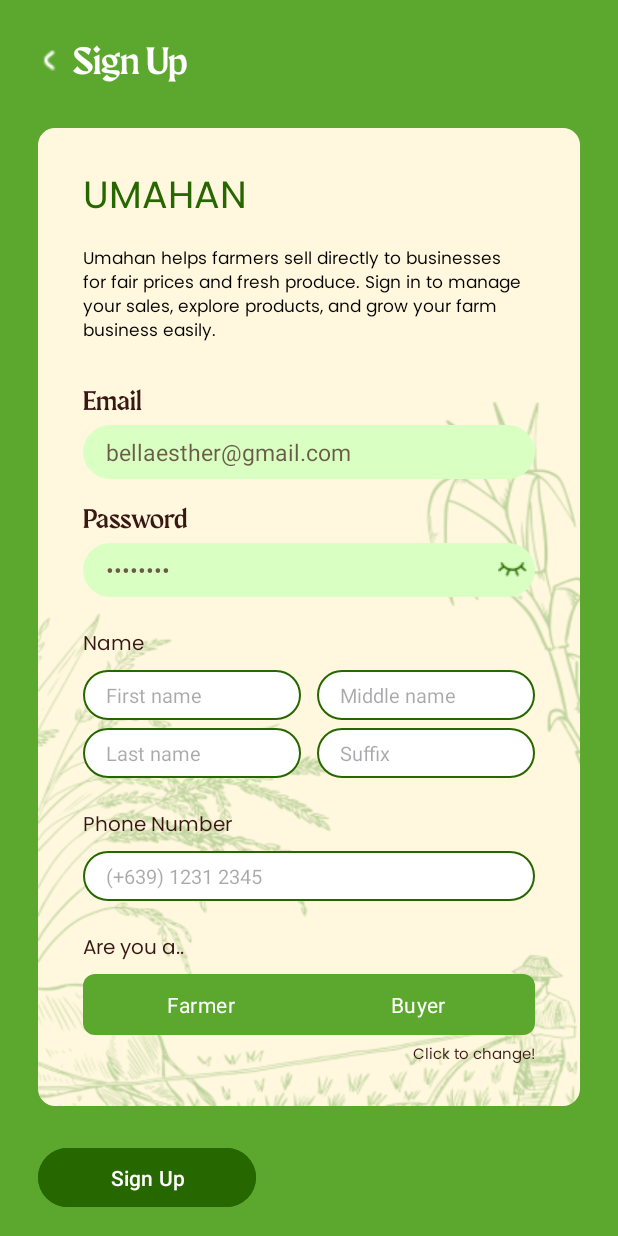
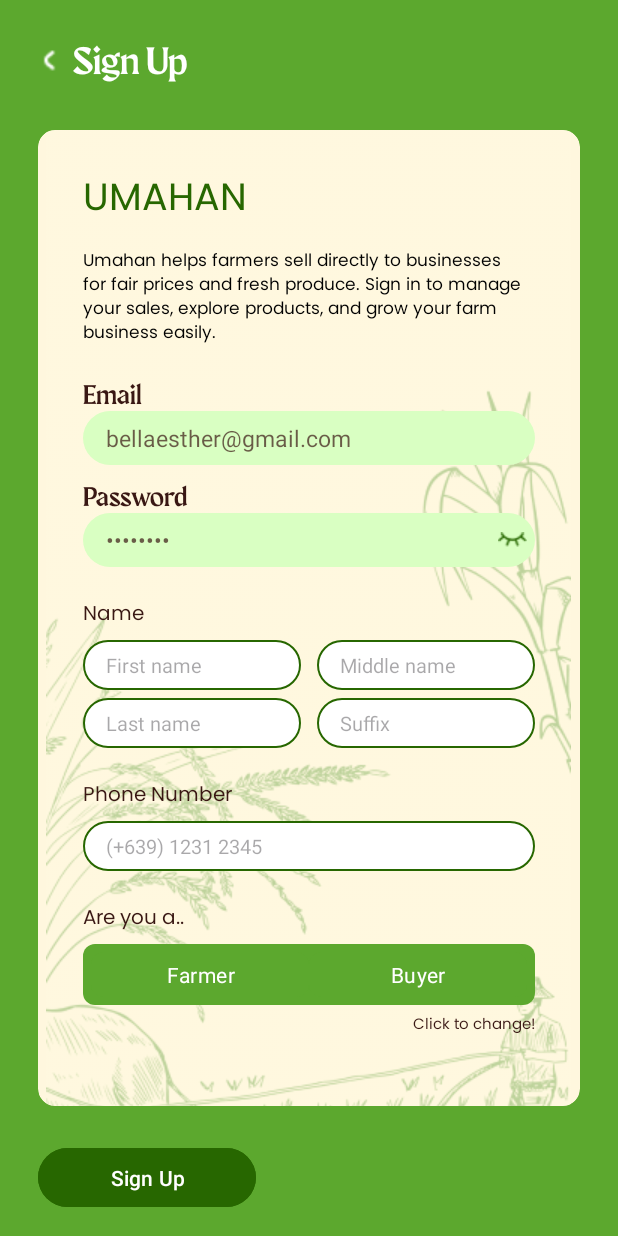
Before and after one commit to aishki/umahan, an Android app: the SignUp screen opened directly, with no data from a screen before it, on a phone screen of 412 x 824 dp. Run offline under Robolectric (Android 15) with nearby library versions, the light colour scheme and no system bars.

Commit message:
fixed rescaling issue in sign-in

```diff
--- a/app/src/main/AndroidManifest.xml
+++ b/app/src/main/AndroidManifest.xml
@@ -20,7 +20,9 @@
         </activity>
 
         <activity android:name=".SignUp"
-            android:exported="false" />
+            android:windowSoftInputMode="adjustPan"
+            android:exported="true">
+        </activity>
 
         <activity android:name=".MainActivity"
             android:exported="true">
@@ -31,7 +33,7 @@
         </activity>
 
 
-        <activity android:name=".BuyerHomeActivity"
+        <activity android:name=".BuyerHomeFragment"
             android:exported="false" />
         <activity android:name=".FarmerHomeActivity"
             android:exported="false" />
--- a/app/src/main/res/drawable/rounded_white_box.xml
+++ b/app/src/main/res/drawable/rounded_white_box.xml
@@ -1,4 +1,18 @@
-<shape xmlns:android="http://schemas.android.com/apk/res/android">
-    <solid android:color="#FFF7DE" />
-    <corners android:radius="11dp" />
-</shape>
+<layer-list xmlns:android="http://schemas.android.com/apk/res/android">
+
+    <!-- Background color with rounded corners -->
+    <item>
+        <shape android:shape="rectangle">
+            <solid android:color="#FFF7DE" />
+            <corners android:radius="11dp" />
+        </shape>
+    </item>
+
+    <!-- Image layer (signin_bg.png) with rounded corners -->
+    <item android:top="0dp" android:bottom="0dp" android:left="0dp" android:right="0dp">
+        <bitmap
+            android:src="@drawable/signin_bg"
+            android:gravity="center" />
+    </item>
+
+</layer-list>
--- a/app/src/main/res/layout/activity_sign_up.xml
+++ b/app/src/main/res/layout/activity_sign_up.xml
@@ -6,7 +6,7 @@
     android:background="#5CA82E"
     android:paddingVertical="15dp"
     android:paddingHorizontal="25dp"
-    tools:ignore="ImageContrastCheck" >
+    tools:ignore="ImageContrastCheck">
 
     <!-- Back Arrow and Sign Up Text -->
     <LinearLayout
@@ -21,9 +21,9 @@
             android:layout_width="15dp"
             android:layout_height="15dp"
             android:layout_gravity="center_vertical"
+            android:layout_alignParentStart="true"
             android:contentDescription="@string/back_button"
-                android:src="@drawable/ic_back_arrow"
-                />
+            android:src="@drawable/ic_back_arrow"/>
 
         <TextView
             android:id="@+id/sign_up_text"
@@ -33,28 +33,21 @@
             android:fontFamily="@font/maragsa_display"
             android:text="@string/sign_up"
             android:textColor="@color/white"
-                    android:textSize="25sp" />
+            android:textSize="25sp"/>
     </LinearLayout>
 
     <!-- Scrollable Background Box -->
-        <FrameLayout
-            android:layout_width="match_parent"
-            android:layout_height="wrap_content"
-            android:layout_below="@id/back_container"
-            android:layout_marginTop="30dp"
-            android:layout_marginBottom="24dp"
-            android:layout_above="@id/sign_up_button"
-            android:background="@drawable/rounded_white_box"
-            android:clipToOutline="true"
-            tools:ignore="UnusedAttribute">
-
-            <!-- ScrollView with PNG background -->
     <ScrollView
         android:layout_width="match_parent"
         android:layout_height="match_parent"
-                android:background="@drawable/signin_bg"
-                android:paddingVertical="16dp"
-                android:fillViewport="true" >
+        android:layout_below="@id/back_container"
+        android:layout_above="@id/sign_up_button"
+        android:background="@drawable/rounded_white_box"
+        android:fillViewport="true"
+        android:clipToOutline="true"
+        android:layout_marginTop="31dp"
+        android:layout_marginBottom="24dp"
+        android:paddingVertical="16dp">
 
         <LinearLayout
             android:id="@+id/background_box"
@@ -64,6 +57,7 @@
             android:paddingHorizontal="30dp"
             android:paddingVertical="10dp">
 
+            <!-- Logo or Title -->
             <TextView
                 android:id="@+id/grace_farm_text"
                 android:layout_width="300dp"
@@ -72,7 +66,7 @@
                 android:text="@string/umahan_link"
                 android:textAllCaps="true"
                 android:textColor="@color/darkgreen"
-                        android:textSize="25sp" />
+                android:textSize="25sp"/>
 
             <TextView
                 android:id="@+id/description_text"
@@ -84,17 +78,16 @@
                 android:textColor="@color/black"
                 android:textSize="11sp" />
 
-                    <!-- Email Input Section -->
+            <!-- Email Section -->
             <TextView
                 android:id="@+id/email_label"
                 android:layout_width="wrap_content"
                 android:layout_height="wrap_content"
                 android:layout_marginTop="10dp"
                 android:fontFamily="@font/maragsa_display"
-                        android:paddingVertical="5dp"
                 android:text="@string/email_label"
                 android:textColor="@color/input_color"
-                        android:textSize="18sp" />
+                android:textSize="18sp"/>
 
             <EditText
                 android:id="@+id/email_input"
@@ -102,51 +95,43 @@
                 android:layout_height="wrap_content"
                 android:background="@drawable/input_fields_green"
                 android:hint="@string/defaultemail"
-                        android:importantForAutofill="no"
                 android:inputType="textEmailAddress"
                 android:padding="7dp"
                 android:paddingStart="15dp"
-                        android:paddingEnd="15dp"
                 android:textColor="@color/input_color"
                 android:textColorHint="@color/hint_color"
-                        android:textSize="15sp"
-                        tools:ignore="TouchTargetSizeCheck" />
+                android:textSize="15sp"/>
 
-                    <!-- Password Input Section -->
+            <!-- Password Section -->
             <TextView
                 android:id="@+id/password_label"
                 android:layout_width="wrap_content"
                 android:layout_height="wrap_content"
                 android:layout_marginTop="10dp"
                 android:fontFamily="@font/maragsa_display"
-                        android:paddingVertical="5dp"
                 android:text="@string/password_label"
                 android:textColor="@color/input_color"
-                        android:textSize="18sp" />
+                android:textSize="18sp"/>
 
             <LinearLayout
                 android:layout_width="match_parent"
                 android:layout_height="wrap_content"
-                        android:orientation="horizontal"
                 android:background="@drawable/input_fields_green"
-                        >
+                android:orientation="horizontal">
 
                 <EditText
                     android:id="@+id/password_input"
                     android:layout_width="0dp"
                     android:layout_height="wrap_content"
                     android:layout_weight="1"
-                            android:importantForAutofill="no"
                     android:background="@android:color/transparent"
                     android:hint="@string/defaultpassword"
                     android:inputType="textPassword"
                     android:padding="7dp"
                     android:paddingStart="15dp"
-                            android:paddingEnd="15dp"
                     android:textColor="@color/input_color"
                     android:textColorHint="@color/hint_color"
-                            android:textSize="15sp"
-                            tools:ignore="TouchTargetSizeCheck" />
+                    android:textSize="15sp"/>
 
                 <ImageView
                     android:id="@+id/eye_icon"
@@ -154,7 +139,7 @@
                     android:layout_height="wrap_content"
                     android:layout_gravity="center_vertical"
                     android:padding="5dp"
-                            android:src="@drawable/ic_eye_closed" />
+                    android:src="@drawable/ic_eye_closed"/>
             </LinearLayout>
 
 
@@ -184,11 +169,11 @@
                         android:id="@+id/first_name_input"
                         android:layout_width="0dp"
                         android:layout_height="wrap_content"
-                                android:importantForAutofill="no"
                         android:layout_marginEnd="5dp"
                         android:layout_weight="1"
                         android:background="@drawable/input_fields_offwhite"
                         android:hint="@string/first_name"
+                        android:importantForAutofill="no"
                         android:inputType="text"
                         android:padding="7dp"
                         android:paddingStart="15dp"
@@ -201,11 +186,11 @@
                         android:id="@+id/middle_name_input"
                         android:layout_width="0dp"
                         android:layout_height="wrap_content"
-                                android:importantForAutofill="no"
                         android:layout_marginStart="5dp"
                         android:layout_weight="1"
                         android:background="@drawable/input_fields_offwhite"
                         android:hint="@string/middle_name"
+                        android:importantForAutofill="no"
                         android:inputType="text"
                         android:padding="7dp"
                         android:paddingStart="15dp"
@@ -225,11 +210,11 @@
                         android:id="@+id/last_name_input"
                         android:layout_width="0dp"
                         android:layout_height="wrap_content"
-                                android:importantForAutofill="no"
                         android:layout_marginEnd="5dp"
                         android:layout_weight="1"
                         android:background="@drawable/input_fields_offwhite"
                         android:hint="@string/last_name"
+                        android:importantForAutofill="no"
                         android:inputType="text"
                         android:padding="7dp"
                         android:paddingStart="15dp"
@@ -242,11 +227,11 @@
                         android:id="@+id/suffix_input"
                         android:layout_width="0dp"
                         android:layout_height="wrap_content"
-                                android:importantForAutofill="no"
                         android:layout_marginStart="5dp"
                         android:layout_weight="1"
                         android:background="@drawable/input_fields_offwhite"
                         android:hint="@string/suffix"
+                        android:importantForAutofill="no"
                         android:inputType="text"
                         android:padding="7dp"
                         android:paddingStart="15dp"
@@ -267,9 +252,9 @@
                     android:id="@+id/phone_label"
                     android:layout_width="wrap_content"
                     android:layout_height="wrap_content"
-                            android:importantForAutofill="no"
                     android:layout_marginTop="15dp"
                     android:fontFamily="@font/poppins_regular"
+                    android:importantForAutofill="no"
                     android:paddingVertical="5dp"
                     android:text="@string/phone_number"
                     android:textColor="@color/input_color"
@@ -279,9 +264,9 @@
                     android:id="@+id/phone_number_input"
                     android:layout_width="match_parent"
                     android:layout_height="wrap_content"
-                            android:importantForAutofill="no"
                     android:background="@drawable/input_fields_offwhite"
                     android:hint="@string/sample_contact_no"
+                    android:importantForAutofill="no"
                     android:inputType="phone"
                     android:padding="7dp"
                     android:paddingStart="15dp"
@@ -359,9 +344,7 @@
             </LinearLayout>
         </LinearLayout>
     </ScrollView>
-        </FrameLayout>
 
-        <!-- Sign Up Button -->
     <Button
         android:id="@+id/sign_up_button"
         android:layout_width="145dp"
@@ -370,9 +353,5 @@
         android:backgroundTint="@color/darkgreen"
         android:padding="5dp"
         android:text="@string/sign_up"
-        android:textColor="@color/white"
-        tools:ignore="TouchTargetSizeCheck,DuplicateSpeakableTextCheck" />
-
-
-
+        android:textColor="@color/white"/>
 </RelativeLayout>
```
Lines whose indentation alone changed are shown as unchanged.
